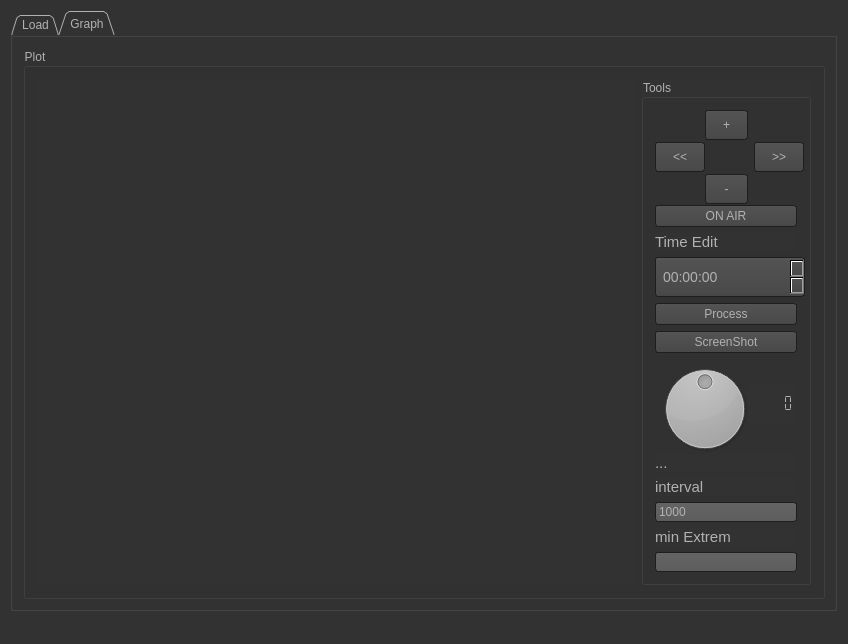
Qt form QCustomPlot_Logs/mainwindow.ui (IvanPerletti/BugLot) before a commit.
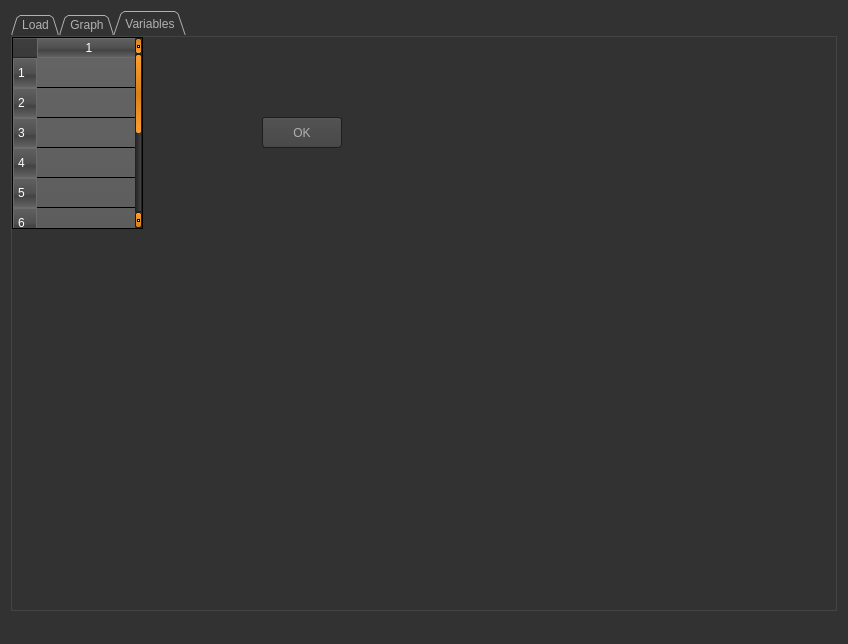
The same form after that commit. The open tabs and pages were chosen to show the change. Icons and pictures are not drawn. Custom widgets are drawn as their Qt base class.

Commit message: Add tab order. Add table for selecting variables to draw

The edit to the form file:
```diff
--- a/QCustomPlot_Logs/mainwindow.ui
+++ b/QCustomPlot_Logs/mainwindow.ui
@@ -1108,6 +1108,51 @@
         </item>
        </layout>
       </widget>
+      <widget class="QWidget" name="tab_2">
+       <attribute name="title">
+        <string>Variables</string>
+       </attribute>
+       <widget class="QTableWidget" name="tableWidget">
+        <property name="geometry">
+         <rect>
+          <x>0</x>
+          <y>0</y>
+          <width>131</width>
+          <height>192</height>
+         </rect>
+        </property>
+        <property name="rowCount">
+         <number>10</number>
+        </property>
+        <property name="columnCount">
+         <number>1</number>
+        </property>
+        <row/>
+        <row/>
+        <row/>
+        <row/>
+        <row/>
+        <row/>
+        <row/>
+        <row/>
+        <row/>
+        <row/>
+        <column/>
+       </widget>
+       <widget class="QPushButton" name="OkToDrawBtn">
+        <property name="geometry">
+         <rect>
+          <x>250</x>
+          <y>80</y>
+          <width>80</width>
+          <height>31</height>
+         </rect>
+        </property>
+        <property name="text">
+         <string>OK</string>
+        </property>
+       </widget>
+      </widget>
      </widget>
     </item>
    </layout>
```
Left out of the diff: 22 changed lines with no effect on the pictures. The commit also changes 3 other files.
